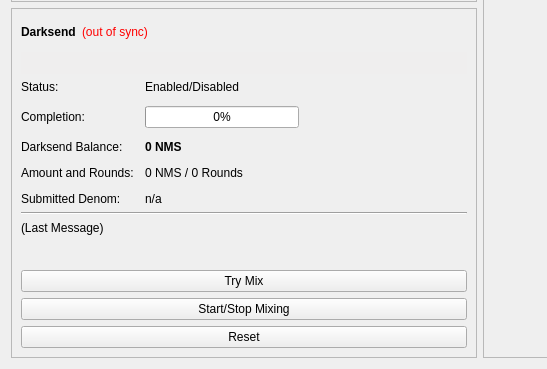
newcopycoin/newcopycoin, file src/qt/forms/overviewpage.ui: the form before one commit; both pictures show x 0 to 547 and y 240 to 609 of the 960 by 609 pixel window.
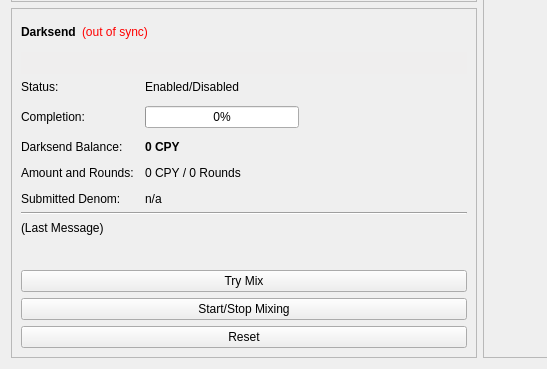
The form after the commit.

Diff of the .ui file:
```diff
--- a/src/qt/forms/overviewpage.ui
+++ b/src/qt/forms/overviewpage.ui
@@ -1007,7 +1007,7 @@
                </font>
               </property>
               <property name="text">
-               <string notr="true">0 NMS</string>
+               <string notr="true">0 CPY</string>
               </property>
              </widget>
             </item>
@@ -1021,7 +1021,7 @@
             <item row="4" column="1">
              <widget class="QLabel" name="labelAmountRounds">
               <property name="text">
-               <string>0 NMS / 0 Rounds</string>
+               <string>0 CPY / 0 Rounds</string>
               </property>
              </widget>
             </item>
```
Left out of the diff: 6 changed lines with no effect on the pictures.
